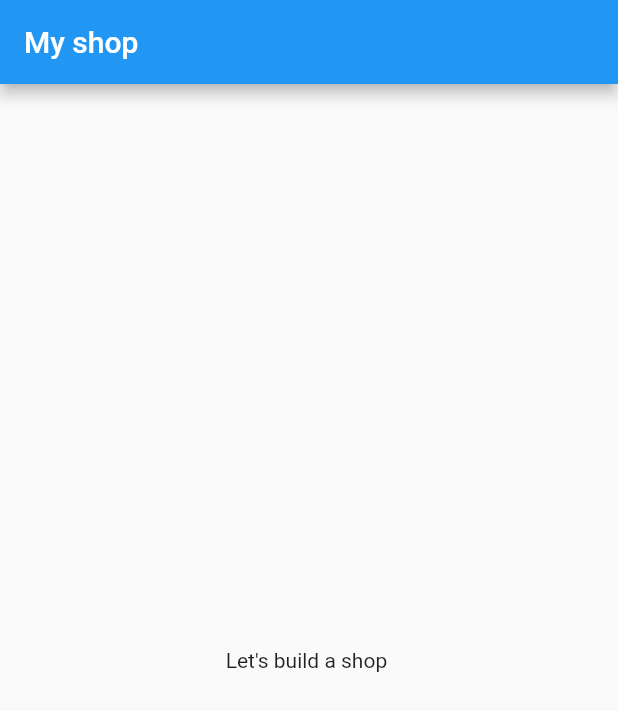
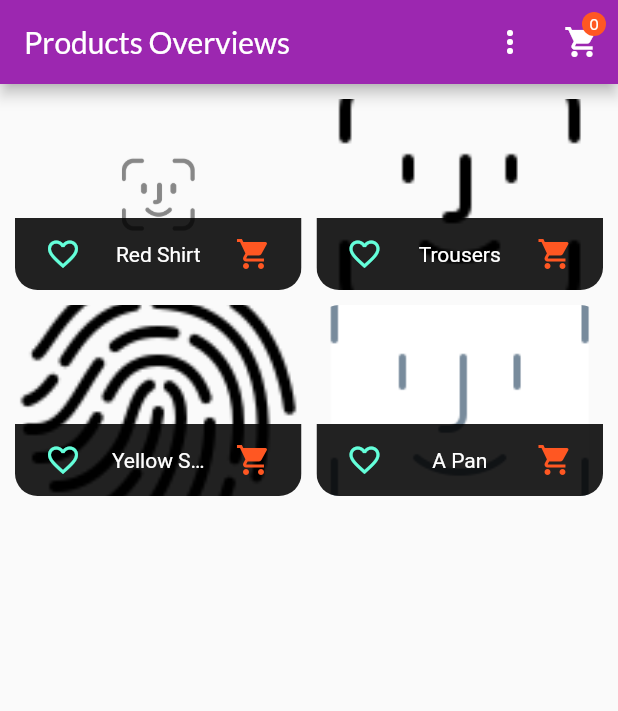
Before and after one commit to Tary-nan/build_adroid, a Flutter app: the screen it shows after launch, on a phone screen of 412 x 824 dp. Shown: the top 711 px of the screen. Run offline on Flutter 3.47's test engine with Material 2 defaults, Android fonts, the phone set to English and light mode, and no system bars; our stand-ins replace get_it, rxdart; missing offline and left inert: sprinkle.

Commit message:
codinng state managmnet provider

```diff
--- /dev/null
+++ b/lib/StateManagement/FeatureProviders/cart.dart
@@ -0,0 +1,41 @@
+import 'package:flutter/foundation.dart';
+
+class CartItem  with ChangeNotifier{
+  CartItem({this.id, this.title, this.quantity, this.price});
+
+  final String id;
+  final String title;
+  final int quantity;
+  final double price;
+
+}
+
+class Cart with ChangeNotifier {
+
+  Map<String, CartItem> _items = {};
+  int get itemsCount => _items.length;
+
+  double get totalAmount {
+    double total = 0.0;
+    _items.forEach((key, cartItem){
+        total += cartItem.price * cartItem.quantity;
+    });
+    return total;
+  }
+
+  Map<String, CartItem> get items => {..._items};
+
+  void addCartItem({String productId, String title, double price}){
+
+    final bool existingKey = _items.containsKey(productId);
+    if(existingKey){
+      // .... change quantity
+      _items.update(productId, (existingCartItem)=> CartItem(id: existingCartItem.id, title: existingCartItem.title, price: existingCartItem.price, quantity: existingCartItem.quantity + 1));
+    }else{
+      ///.... put in items
+      _items.putIfAbsent(productId, ()=> CartItem(id: DateTime.now().toString(), title: title, price: price, quantity: 1));
+    }
+    notifyListeners();
+  }
+
+}
--- /dev/null
+++ b/lib/StateManagement/FeatureProviders/provider.dart
@@ -0,0 +1,62 @@
+import 'package:buildadroid/StateManagement/Models/product_model.dart';
+import 'package:flutter/material.dart';
+
+class Products with ChangeNotifier {
+  List<Product> _items = [
+     Product(
+      id: 'p1',
+      title: 'Red Shirt',
+      description: 'A red shirt - it is pretty red!',
+      price: 29.99,
+      imageUrl:
+          'images/face-id-technology-social-card.jpg',
+    ),
+    Product(
+      id: 'p2',
+      title: 'Trousers',
+      description: 'A nice pair of trousers.',
+      price: 59.99,
+      imageUrl:
+          'images/icons8-reconnaissance-faciale-100.png',
+    ),
+    Product(
+      id: 'p3',
+      title: 'Yellow Scarf',
+      description: 'Warm and cozy - exactly what you need for the winter.',
+      price: 19.99,
+      imageUrl:
+          'images/icons8-empreinte-digitale-100.png',
+    ),
+    Product(
+      id: 'p4',
+      title: 'A Pan',
+      description: 'Prepare any meal you want.',
+      price: 49.99,
+      imageUrl:
+          'images/face-id.png',
+    ),
+  ];
+
+  var _showFavoriteOnly = false;
+
+  void showFavoriteOnly(){
+    _showFavoriteOnly = true;
+    notifyListeners();
+  }
+
+  void showAll(){
+    _showFavoriteOnly = false;
+    notifyListeners();
+  }
+
+  List<Product> get items {
+    if(_showFavoriteOnly){
+      return _items.where((product)=> product.isfavorite).toList();
+    }
+    return [..._items];
+  }
+
+  List<Product> get favoriteOnly =>  _items.where((productItem)=> productItem.isfavorite).toList();
+
+  Product findById({String id})=> _items.firstWhere((product)=> product.id == id);
+}
--- /dev/null
+++ b/lib/StateManagement/Models/product_model.dart
@@ -0,0 +1,26 @@
+
+import 'package:flutter/foundation.dart';
+
+class Product with ChangeNotifier{
+
+  Product({
+    @required this.id,
+    @required this.title,
+    @required this.description,
+    @required this.imageUrl,
+    @required this.price,
+    this.isfavorite = false
+  });
+  final String id;
+  final String title;
+  final String imageUrl;
+  final double price;
+  final String description;
+  bool isfavorite;
+
+   void toggleFavoriteStatus(){
+    isfavorite = !isfavorite;
+    notifyListeners();
+  }
+
+}
--- /dev/null
+++ b/lib/StateManagement/Screens/cart_screen.dart
@@ -0,0 +1,36 @@
+import 'package:buildadroid/StateManagement/FeatureProviders/cart.dart';
+import 'package:flutter/material.dart';
+import 'package:provider/provider.dart';
+
+class CartScreen extends StatelessWidget {
+  static const routeName = '/cart';
+  @override
+  Widget build(BuildContext context) {
+
+    return Scaffold(
+      appBar: AppBar(),
+      body: Container(
+        padding: EdgeInsets.all(10),
+        child: Column(children: <Widget>[
+          Card(
+            margin: EdgeInsets.all(10),
+            child: Padding(
+              padding: const EdgeInsets.all(10.0),
+              child: Row(
+              mainAxisAlignment: MainAxisAlignment.spaceBetween,
+              children: <Widget>[
+                Text('Total', style: TextStyle(fontSize:20),),
+
+                Row(
+                  children: <Widget>[
+                    Consumer<Cart>(builder: (_, cartItems, __)=> Chip(label: Text(cartItems.totalAmount.toString(), style: TextStyle(color: Colors.white),),backgroundColor: Theme.of(context).primaryColor,),),
+                    FlatButton(onPressed: (){}, child: Text("ORDER NOW",), textColor: Theme.of(context).primaryColor,),
+                  ],)
+          ]),
+            ),)
+        ],)
+      ),
+
+    );
+  }
+}
--- /dev/null
+++ b/lib/StateManagement/Screens/product_detail_screen.dart
@@ -0,0 +1,20 @@
+import 'package:buildadroid/StateManagement/FeatureProviders/provider.dart';
+import 'package:buildadroid/StateManagement/Models/product_model.dart';
+import 'package:flutter/material.dart';
+import 'package:provider/provider.dart';
+
+class ProductDetailScreen extends StatelessWidget {
+  static const routeName = '/product-detail';
+
+  @override
+  Widget build(BuildContext context) {
+    final productId = ModalRoute.of(context).settings.arguments as String;
+    final manager = Provider.of<Products>(context, listen: false);
+    Product productDetail = manager.findById(id: productId);
+
+    return Scaffold(
+      appBar: AppBar(title: Text(productDetail.title)),
+
+    );
+  }
+}
--- /dev/null
+++ b/lib/StateManagement/Screens/product_overviews_screen.dart
@@ -0,0 +1,45 @@
+import 'package:buildadroid/StateManagement/FeatureProviders/cart.dart';
+import 'package:buildadroid/StateManagement/FeatureProviders/provider.dart';
+import 'package:buildadroid/StateManagement/Screens/cart_screen.dart';
+import 'package:buildadroid/StateManagement/Widgets/badge.dart';
+import 'package:buildadroid/StateManagement/Widgets/products_grid.dart';
+import 'package:flutter/material.dart';
+import 'package:provider/provider.dart';
+
+enum FilterOption{
+  Favorites,
+  All
+}
+class ProductOverviewsScreen extends StatelessWidget {
+  @override
+  Widget build(BuildContext context) {
+
+    final manager = Provider.of<Products>(context,);
+    final cart = Provider.of<Cart>(context, listen: false);
+
+    return  Scaffold(
+      appBar: AppBar(
+        title:Text('Products Overviews'),
+        actions: <Widget>[
+          PopupMenuButton(
+            onSelected: (FilterOption valueSelected){
+              if(valueSelected == FilterOption.All){
+                manager.showAll();
+              }else{
+                manager.showFavoriteOnly();
+              }
+            },
+            icon: Icon(Icons.more_vert),
+            itemBuilder: (context)=> [
+            PopupMenuItem(child: Text("Only Favorites"), value: FilterOption.Favorites,),
+            PopupMenuItem(child: Text("Show All"), value: FilterOption.All,)
+          ]),
+          Consumer<Cart>(builder: (_, cartData, __)=> Badge(child: IconButton(icon: Icon(Icons.shopping_cart), onPressed: (){
+            Navigator.pushNamed(context, CartScreen.routeName);
+          },), value: cartData.itemsCount.toString()))
+        ],
+      ),
+      body: ProductsGrid(),
+    );
+  }
+}
--- /dev/null
+++ b/lib/StateManagement/Widgets/badge.dart
@@ -0,0 +1,47 @@
+import 'package:flutter/material.dart';
+
+class Badge extends StatelessWidget {
+  const Badge({
+    Key key,
+    @required this.child,
+    @required this.value,
+    this.color,
+  }) : super(key: key);
+
+  final Widget child;
+  final String value;
+  final Color color;
+
+  @override
+  Widget build(BuildContext context) {
+    return Stack(
+      alignment: Alignment.center,
+      children: [
+        child,
+        Positioned(
+          right: 8,
+          top: 8,
+          child: Container(
+            padding: EdgeInsets.all(2.0),
+            // color: Theme.of(context).accentColor,
+            decoration: BoxDecoration(
+              borderRadius: BorderRadius.circular(10.0),
+              color: color != null ? color : Theme.of(context).accentColor,
+            ),
+            constraints: BoxConstraints(
+              minWidth: 16,
+              minHeight: 16,
+            ),
+            child: Text(
+              value,
+              textAlign: TextAlign.center,
+              style: TextStyle(
+                fontSize: 10,
+              ),
+            ),
+          ),
+        )
+      ],
+    );
+  }
+}
--- /dev/null
+++ b/lib/StateManagement/Widgets/products_grid.dart
@@ -0,0 +1,38 @@
+import 'package:buildadroid/StateManagement/FeatureProviders/provider.dart';
+import 'package:buildadroid/StateManagement/Models/product_model.dart';
+import 'package:buildadroid/StateManagement/Widgets/products_item.dart';
+import 'package:flutter/material.dart';
+import 'package:provider/provider.dart';
+
+class ProductsGrid extends StatelessWidget {
+  // final bool showFvs;
+
+  // ProductsGrid(this.showFvs);
+
+  @override
+  Widget build(BuildContext context) {
+
+  final manager = Provider.of<Products>(context);
+  List<Product> products = manager.items;
+
+    return GridView.builder(
+      padding: const EdgeInsets.all(10),
+      itemCount: products.length,
+      itemBuilder: (context, index)=> ChangeNotifierProvider.value(
+        // create: (context)=> products[index],
+        value: products[index],
+        child: ProductsItem(
+          // id: products[index].id,
+          // title: products[index].title,
+          // imageUrl: products[index].imageUrl,
+        ),
+      ),
+      gridDelegate: SliverGridDelegateWithFixedCrossAxisCount(
+        crossAxisCount: 2,
+        mainAxisSpacing: 10,
+        crossAxisSpacing: 10,
+        childAspectRatio: 3/2
+        ),
+    );
+  }
+}
--- /dev/null
+++ b/lib/StateManagement/Widgets/products_item.dart
@@ -0,0 +1,43 @@
+import 'package:buildadroid/StateManagement/FeatureProviders/cart.dart';
+import 'package:buildadroid/StateManagement/Models/product_model.dart';
+import 'package:buildadroid/StateManagement/Screens/product_detail_screen.dart';
+import 'package:flutter/material.dart';
+import 'package:provider/provider.dart';
+
+class  ProductsItem extends StatelessWidget {
+  // ProductsItem({this.id, this.title, this.imageUrl});
+  // final String id;
+  // final String title;
+  // final String imageUrl;
+
+  @override
+  Widget build(BuildContext context) {
+    final product = Provider.of<Product>(context, listen: false);
+    final cart = Provider.of<Cart>(context, listen: false);
+    void _hanlerDetailPage(){
+      Navigator.pushNamed(context, ProductDetailScreen.routeName, arguments: product.id);
+    }
+
+    return ClipRRect(
+      borderRadius: BorderRadius.circular(15),
+      child: GridTile(
+        child: GestureDetector(
+          onTap: _hanlerDetailPage,
+          child: Container(
+            child: Image.asset(product.imageUrl, fit: BoxFit.cover,),
+          ),
+        ),
+        footer: GridTileBar(
+          backgroundColor: Colors.black87,
+          leading: Consumer<Product>(builder: (BuildContext context, product, Widget _) => IconButton(icon: Icon( (product.isfavorite)? Icons.favorite : Icons.favorite_border), onPressed: product.toggleFavoriteStatus , color: Theme.of(context).accentColor,),),
+          title: Container(
+            child: Text(product.title, textAlign: TextAlign.center)
+          ),
+          trailing: Consumer<Cart>(builder: (_, cartData, __)=> IconButton(icon: Icon(Icons.shopping_cart), onPressed: (){
+            cart.addCartItem(productId: product.id, title: product.title, price: product.price);
+          }, color: Theme.of(context).accentColor,)),
+        ),
+      ),
+    );
+  }
+}
--- a/lib/StateManagement/main.dart
+++ b/lib/StateManagement/main.dart
@@ -1,15 +1,34 @@
+import 'package:buildadroid/StateManagement/FeatureProviders/cart.dart';
+import 'package:buildadroid/StateManagement/FeatureProviders/provider.dart';
+import 'package:buildadroid/StateManagement/Screens/cart_screen.dart';
+import 'package:buildadroid/StateManagement/Screens/product_detail_screen.dart';
+import 'package:buildadroid/StateManagement/Screens/product_overviews_screen.dart';
 import 'package:flutter/material.dart';
+import 'package:provider/provider.dart';
 
 class MyAppStateManagement extends StatelessWidget {
   @override
   Widget build(BuildContext context) {
-    return MaterialApp(
-      title: "My boutic shop",
-      debugShowCheckedModeBanner: false,
-      home: Scaffold(
-        appBar: AppBar(title: Text("My shop")),
-        body: Center(child:Text("Let's build a shop ")),
-
+    return MultiProvider(
+      providers: [
+        ChangeNotifierProvider.value(value: Products()),
+        ChangeNotifierProvider.value(value: Cart()),
+      ],
+      child: MaterialApp(
+        title: "My boutic shop",
+        debugShowCheckedModeBanner: false,
+        //home: ProductOverviewsScreen(),
+        initialRoute: '/',
+        routes: {
+          '/': (context)=> ProductOverviewsScreen(),
+          ProductDetailScreen.routeName : (context)=> ProductDetailScreen(),
+          CartScreen.routeName : (context)=> CartScreen(),
+        },
+        theme: ThemeData(
+          primaryColor: Colors.purple,
+          accentColor: Colors.deepOrange,
+          fontFamily: 'Lato'
+        ),
       ),
     );
   }
```
Also changed, not shown: pubspec.yaml (+13 -6 lines).
